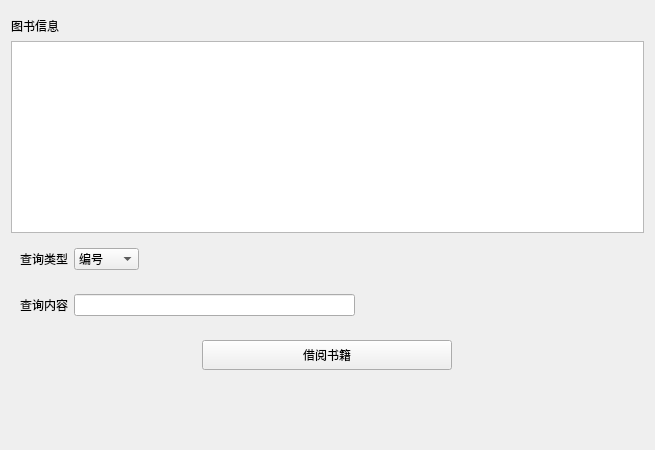
Old version of the form LibraryManager/stackroom.ui in the repository xuanlog/LibraryManager.
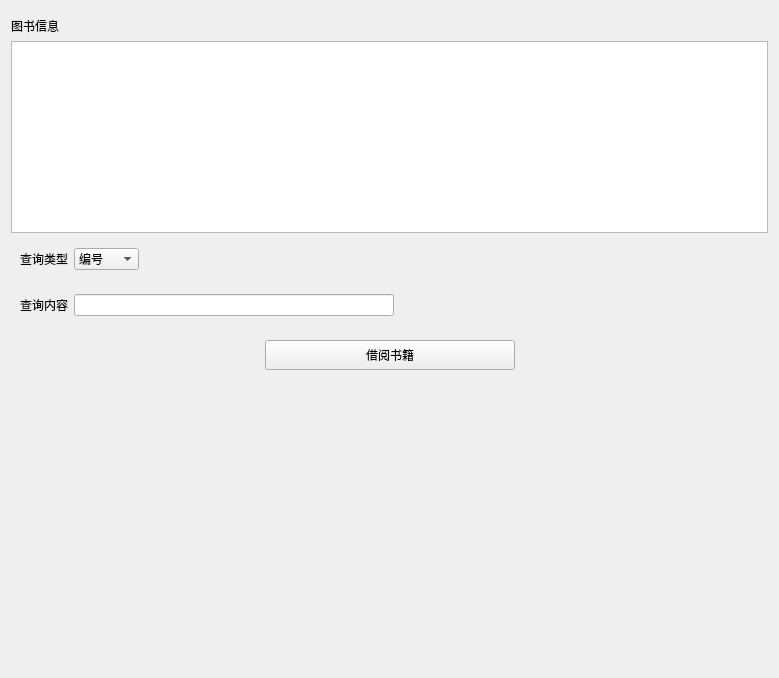
New version of the form. Custom widgets are drawn as their Qt base class.

What changed in the file:
```diff
--- a/LibraryManager/stackroom.ui
+++ b/LibraryManager/stackroom.ui
@@ -6,8 +6,8 @@
    <rect>
     <x>0</x>
     <y>0</y>
-    <width>655</width>
-    <height>450</height>
+    <width>779</width>
+    <height>678</height>
    </rect>
   </property>
   <property name="windowTitle">
@@ -71,6 +71,9 @@
      <property name="textElideMode">
       <enum>Qt::ElideLeft</enum>
      </property>
+     <property name="showGrid">
+      <bool>true</bool>
+     </property>
      <property name="sortingEnabled">
       <bool>true</bool>
      </property>
@@ -203,6 +206,19 @@
       <property name="rightMargin">
        <number>9</number>
       </property>
+      <item>
+       <spacer name="horizontalSpacer">
+        <property name="orientation">
+         <enum>Qt::Horizontal</enum>
+        </property>
+        <property name="sizeHint" stdset="0">
+         <size>
+          <width>40</width>
+          <height>20</height>
+         </size>
+        </property>
+       </spacer>
+      </item>
       <item>
        <widget class="QPushButton" name="borrowButton">
         <property name="sizePolicy">
@@ -228,6 +244,19 @@
         </property>
        </widget>
       </item>
+      <item>
+       <spacer name="horizontalSpacer_4">
+        <property name="orientation">
+         <enum>Qt::Horizontal</enum>
+        </property>
+        <property name="sizeHint" stdset="0">
+         <size>
+          <width>40</width>
+          <height>20</height>
+         </size>
+        </property>
+       </spacer>
+      </item>
      </layout>
     </widget>
    </item>
```
